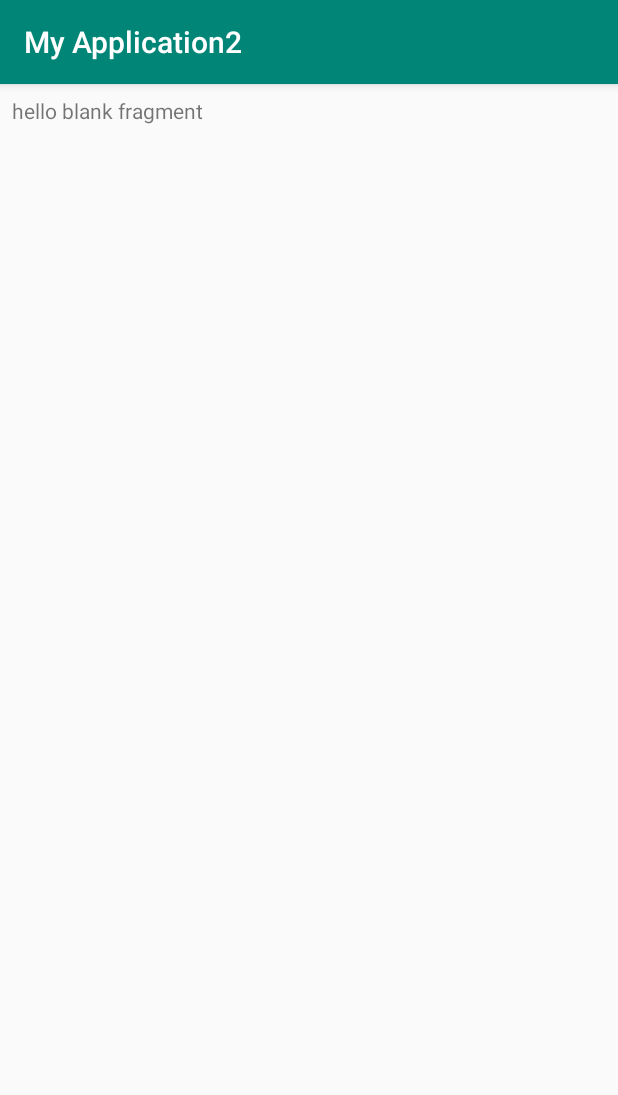
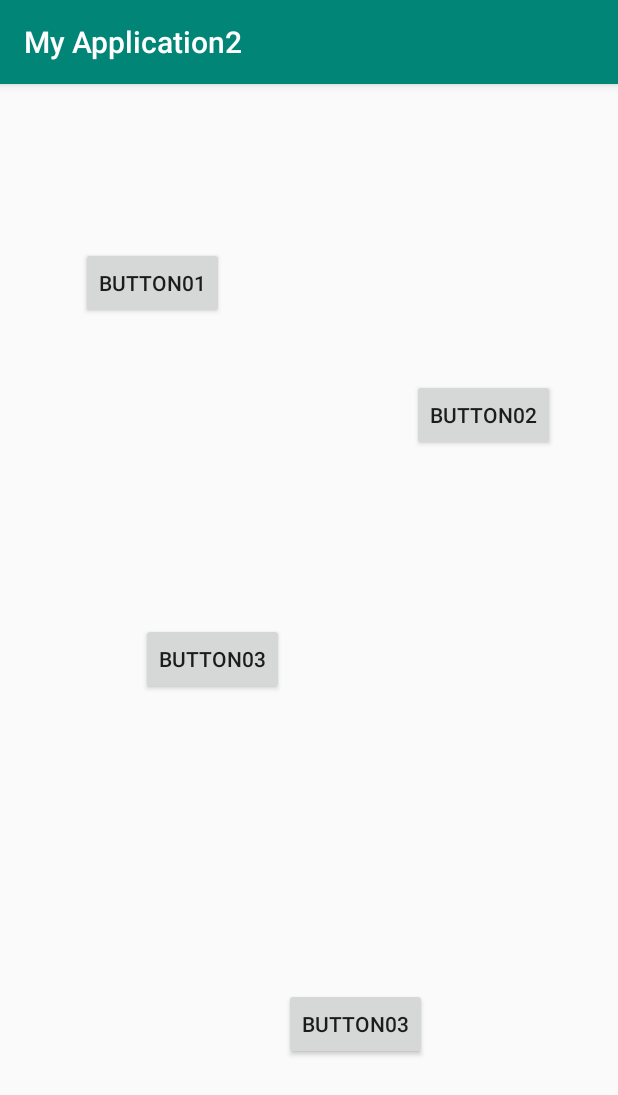
Before and after one commit to pcloudzaman/MyApplication2, an Android app: the screen it shows after launch (MainActivity), on a phone screen of 412 x 824 dp. Shown: the top 1095 px of the screen. Run offline under Robolectric (Android 15) with nearby library versions, the phone set to English and light mode, and no system bars; 1 statement that could not run was skipped.

Commit message:
new Im not sure

```diff
--- a/app/build.gradle
+++ b/app/build.gradle
@@ -27,4 +27,5 @@ dependencies {
     testImplementation 'junit:junit:4.12'
     androidTestImplementation 'androidx.test:runner:1.2.0'
     androidTestImplementation 'androidx.test.espresso:espresso-core:3.2.0'
+    implementation 'androidx.cardview:cardview:1.0.0'
 }
--- a/app/src/main/java/com/example/myapplication2/BlankFragment01.java
+++ b/app/src/main/java/com/example/myapplication2/BlankFragment01.java
@@ -28,4 +28,5 @@ public class BlankFragment01 extends Fragment {
         return inflater.inflate(R.layout.fragment_blank_fragment01, container, false);
     }
 
+
 }
--- a/app/src/main/java/com/example/myapplication2/MainActivity.java
+++ b/app/src/main/java/com/example/myapplication2/MainActivity.java
@@ -9,14 +9,15 @@ public class MainActivity extends AppCompatActivity {
     protected void onCreate(Bundle savedInstanceState) {
         super.onCreate(savedInstanceState);
         setContentView(R.layout.activity_main);
-        addFragmnet();
+        addFragment();
 
     }
-    private void addFragmnet(){
+    private void addFragment(){
         FragmentManager fragmentManager = getSupportFragmentManager();
         FragmentTransaction fragmentTransaction = fragmentManager.beginTransaction();
         BlankFragment01 blankFragment01 = new BlankFragment01();
         fragmentTransaction.add(R.id.container_framLayout, blankFragment01);
+        fragmentTransaction.addToBackStack("fragmentBackStack1");
         fragmentTransaction.commit();
 
     }
--- a/app/src/main/res/layout/activity_main.xml
+++ b/app/src/main/res/layout/activity_main.xml
@@ -6,18 +6,68 @@
     android:layout_height="match_parent"
     tools:context=".MainActivity">
 
-    <FrameLayout
-        android:id="@+id/container_framLayout"
-        android:layout_width="match_parent"
-        android:layout_height="match_parent"
+    <Button
+        android:id="@+id/button"
+        android:layout_width="wrap_content"
+        android:layout_height="wrap_content"
         android:layout_marginStart="8dp"
         android:layout_marginTop="8dp"
         android:layout_marginEnd="8dp"
         android:layout_marginBottom="8dp"
+        android:text="Button02"
         app:layout_constraintBottom_toBottomOf="parent"
         app:layout_constraintEnd_toEndOf="parent"
+        app:layout_constraintHorizontal_bias="0.886"
         app:layout_constraintStart_toStartOf="parent"
-        app:layout_constraintTop_toTopOf="parent">
+        app:layout_constraintTop_toTopOf="parent"
+        app:layout_constraintVertical_bias="0.268" />
 
-    </FrameLayout>
+    <Button
+        android:id="@+id/button2"
+        android:layout_width="wrap_content"
+        android:layout_height="wrap_content"
+        android:layout_marginStart="8dp"
+        android:layout_marginTop="8dp"
+        android:layout_marginEnd="8dp"
+        android:layout_marginBottom="8dp"
+        android:tag="button1"
+        android:text="Button01"
+        app:layout_constraintBottom_toBottomOf="parent"
+        app:layout_constraintEnd_toEndOf="parent"
+        app:layout_constraintHorizontal_bias="0.153"
+        app:layout_constraintStart_toStartOf="parent"
+        app:layout_constraintTop_toTopOf="parent"
+        app:layout_constraintVertical_bias="0.143" />
+
+    <Button
+        android:id="@+id/button3"
+        android:layout_width="wrap_content"
+        android:layout_height="wrap_content"
+        android:layout_marginStart="8dp"
+        android:layout_marginTop="8dp"
+        android:layout_marginEnd="8dp"
+        android:layout_marginBottom="8dp"
+        android:text="Button03"
+        app:layout_constraintBottom_toBottomOf="parent"
+        app:layout_constraintEnd_toEndOf="parent"
+        app:layout_constraintHorizontal_bias="0.603"
+        app:layout_constraintStart_toStartOf="parent"
+        app:layout_constraintTop_toTopOf="parent"
+        app:layout_constraintVertical_bias="0.845" />
+
+    <Button
+        android:id="@+id/button04"
+        android:layout_width="wrap_content"
+        android:layout_height="wrap_content"
+        android:layout_marginStart="8dp"
+        android:layout_marginTop="8dp"
+        android:layout_marginEnd="8dp"
+        android:layout_marginBottom="8dp"
+        android:text="Button03"
+        app:layout_constraintBottom_toBottomOf="parent"
+        app:layout_constraintEnd_toEndOf="parent"
+        app:layout_constraintHorizontal_bias="0.286"
+        app:layout_constraintStart_toStartOf="parent"
+        app:layout_constraintTop_toTopOf="parent"
+        app:layout_constraintVertical_bias="0.499" />
 </androidx.constraintlayout.widget.ConstraintLayout>
--- a/app/src/main/res/values/strings.xml
+++ b/app/src/main/res/values/strings.xml
@@ -2,4 +2,7 @@
     <string name="app_name">My Application2</string>
 
     <!-- TODO: Remove or change this placeholder text -->
+    <string name="hello_blank_fragment">Hello blank fragment</string>
+
+    <!-- TODO: Remove or change this placeholder text -->
 </resources>
```
Also changed, not shown: app/src/main/java/com/example/myapplication2/BlankFragment.java (added, +110 -0 lines), app/src/main/res/layout/fragment_blank.xml (added, +14 -0 lines).
